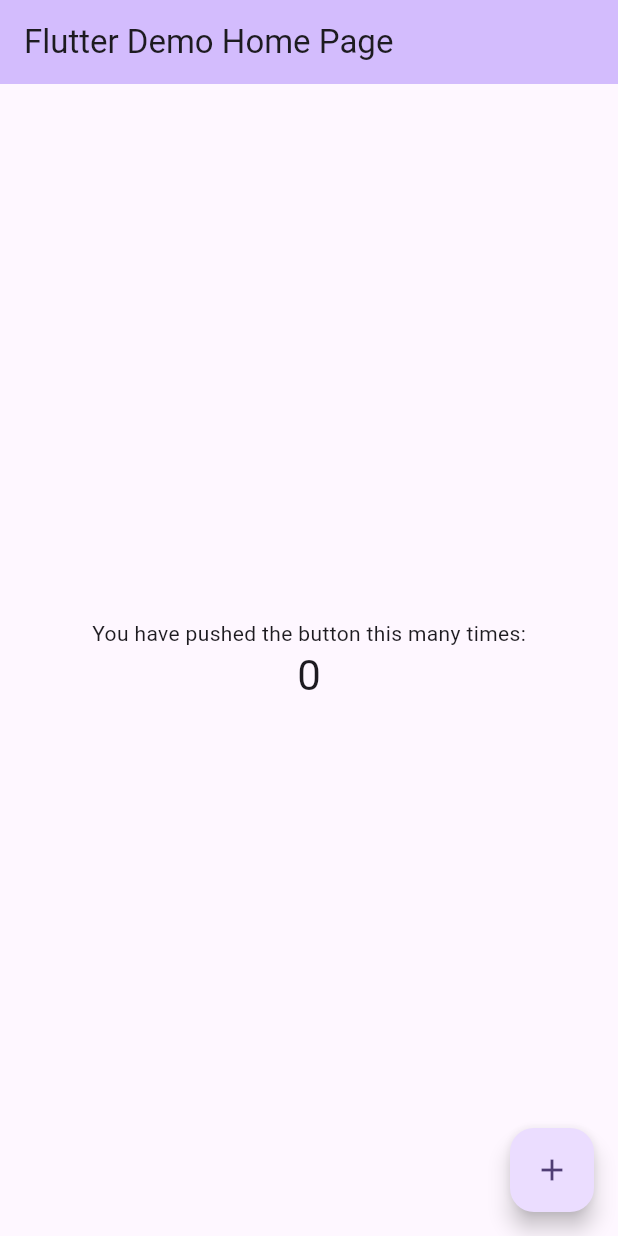
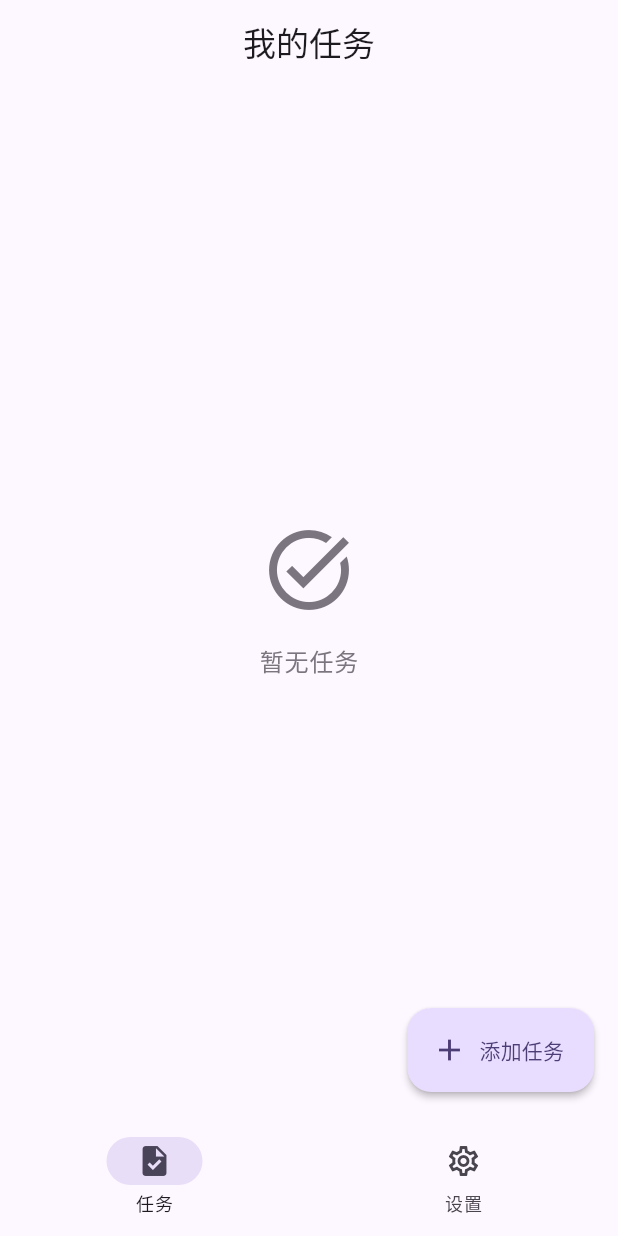
Before and after one commit to Kaede221/whats-app, a Flutter app: the screen it shows after launch, on a phone screen of 412 x 824 dp. Run offline on Flutter 3.47's test engine with Material 3 defaults, Android fonts, the phone set to English and light mode, and no system bars.

Commit message:
feat(app): 初始化应用基础架构和UI框架
- 添加应用主题配置(AppTheme)，支持浅色/深色主题
- 添加应用常量配置(AppConstants)，集中管理文本常量
- 创建应用外壳(AppShell)，实现底部导航栏页面切换
- 添加任务页面(TasksPage)和设置页面(SettingsPage)骨架
- 重构main.dart，替换默认计数器示例为任务管理应用
- 更新widget测试以适配新的应用结构
- 添加.vscode到.gitignore

```diff
--- /dev/null
+++ b/lib/core/constants/app_constants.dart
@@ -0,0 +1,21 @@
+/// 应用常量配置
+/// 集中管理应用中使用的常量，便于国际化和统一修改
+class AppConstants {
+  AppConstants._();
+
+  // 应用信息
+  static const String appName = 'Kaede Tasks';
+  static const String appVersion = '1.0.0';
+
+  // 导航项标签
+  static const String navTasks = '任务';
+  static const String navSettings = '设置';
+
+  // 页面标题
+  static const String titleTasks = '我的任务';
+  static const String titleSettings = '设置';
+
+  // 通用文本
+  static const String noTasks = '暂无任务';
+  static const String addTask = '添加任务';
+}
--- /dev/null
+++ b/lib/core/theme/app_theme.dart
@@ -0,0 +1,85 @@
+import 'package:flutter/material.dart';
+
+/// 应用主题配置
+/// 集中管理所有主题相关的配置，便于统一修改和扩展
+class AppTheme {
+  AppTheme._();
+
+  // 主色调
+  static const Color _primaryColor = Color(0xFF6750A4);
+  static const Color _secondaryColor = Color(0xFF625B71);
+
+  /// 浅色主题
+  static ThemeData get lightTheme {
+    final colorScheme = ColorScheme.fromSeed(
+      seedColor: _primaryColor,
+      brightness: Brightness.light,
+    );
+
+    return ThemeData(
+      useMaterial3: true,
+      colorScheme: colorScheme,
+      appBarTheme: AppBarTheme(
+        centerTitle: true,
+        elevation: 0,
+        backgroundColor: colorScheme.surface,
+        foregroundColor: colorScheme.onSurface,
+      ),
+      navigationBarTheme: NavigationBarThemeData(
+        elevation: 0,
+        backgroundColor: colorScheme.surface,
+        indicatorColor: colorScheme.secondaryContainer,
+        labelBehavior: NavigationDestinationLabelBehavior.alwaysShow,
+      ),
+      cardTheme: CardThemeData(
+        elevation: 0,
+        shape: RoundedRectangleBorder(
+          borderRadius: BorderRadius.circular(12),
+        ),
+        color: colorScheme.surfaceContainerHighest,
+      ),
+      floatingActionButtonTheme: FloatingActionButtonThemeData(
+        elevation: 2,
+        backgroundColor: colorScheme.primaryContainer,
+        foregroundColor: colorScheme.onPrimaryContainer,
+      ),
+    );
+  }
+
+  /// 深色主题
+  static ThemeData get darkTheme {
+    final colorScheme = ColorScheme.fromSeed(
+      seedColor: _primaryColor,
+      brightness: Brightness.dark,
+    );
+
+    return ThemeData(
+      useMaterial3: true,
+      colorScheme: colorScheme,
+      appBarTheme: AppBarTheme(
+        centerTitle: true,
+        elevation: 0,
+        backgroundColor: colorScheme.surface,
+        foregroundColor: colorScheme.onSurface,
+      ),
+      navigationBarTheme: NavigationBarThemeData(
+        elevation: 0,
+        backgroundColor: colorScheme.surface,
+        indicatorColor: colorScheme.secondaryContainer,
+        labelBehavior: NavigationDestinationLabelBehavior.alwaysShow,
+      ),
+      cardTheme: CardThemeData(
+        elevation: 0,
+        shape: RoundedRectangleBorder(
+          borderRadius: BorderRadius.circular(12),
+        ),
+        color: colorScheme.surfaceContainerHighest,
+      ),
+      floatingActionButtonTheme: FloatingActionButtonThemeData(
+        elevation: 2,
+        backgroundColor: colorScheme.primaryContainer,
+        foregroundColor: colorScheme.onPrimaryContainer,
+      ),
+    );
+  }
+}
--- /dev/null
+++ b/lib/features/settings/presentation/pages/settings_page.dart
@@ -0,0 +1,81 @@
+import 'package:flutter/material.dart';
+import '../../../../core/constants/app_constants.dart';
+
+/// 设置页面
+/// 提供应用设置选项，如主题切换、通知设置等
+class SettingsPage extends StatelessWidget {
+  const SettingsPage({super.key});
+
+  @override
+  Widget build(BuildContext context) {
+    final theme = Theme.of(context);
+
+    return Scaffold(
+      appBar: AppBar(
+        title: const Text(AppConstants.titleSettings),
+      ),
+      body: ListView(
+        children: [
+          // 外观设置分组
+          _buildSectionHeader(context, '外观'),
+          _buildSettingsTile(
+            context,
+            icon: Icons.dark_mode_outlined,
+            title: '深色模式',
+            subtitle: '跟随系统',
+            onTap: () {
+              // TODO: 实现主题切换
+            },
+          ),
+
+          const Divider(),
+
+          // 关于分组
+          _buildSectionHeader(context, '关于'),
+          _buildSettingsTile(
+            context,
+            icon: Icons.info_outline,
+            title: '版本',
+            subtitle: AppConstants.appVersion,
+            onTap: null,
+          ),
+        ],
+      ),
+    );
+  }
+
+  /// 构建设置分组标题
+  Widget _buildSectionHeader(BuildContext context, String title) {
+    final theme = Theme.of(context);
+    return Padding(
+      padding: const EdgeInsets.fromLTRB(16, 16, 16, 8),
+      child: Text(
+        title,
+        style: theme.textTheme.titleSmall?.copyWith(
+          color: theme.colorScheme.primary,
+          fontWeight: FontWeight.bold,
+        ),
+      ),
+    );
+  }
+
+  /// 构建设置项
+  Widget _buildSettingsTile(
+    BuildContext context, {
+    required IconData icon,
+    required String title,
+    String? subtitle,
+    VoidCallback? onTap,
+  }) {
+    final theme = Theme.of(context);
+    return ListTile(
+      leading: Icon(icon, color: theme.colorScheme.onSurfaceVariant),
+      title: Text(title),
+      subtitle: subtitle != null ? Text(subtitle) : null,
+      trailing: onTap != null
+          ? Icon(Icons.chevron_right, color: theme.colorScheme.outline)
+          : null,
+      onTap: onTap,
+    );
+  }
+}
--- /dev/null
+++ b/lib/features/shell/presentation/pages/app_shell.dart
@@ -0,0 +1,75 @@
+import 'package:flutter/material.dart';
+import '../../../../core/constants/app_constants.dart';
+import '../../../tasks/presentation/pages/tasks_page.dart';
+import '../../../settings/presentation/pages/settings_page.dart';
+
+/// 应用外壳
+/// 包含底部导航栏，管理页面切换
+class AppShell extends StatefulWidget {
+  const AppShell({super.key});
+
+  @override
+  State<AppShell> createState() => _AppShellState();
+}
+
+class _AppShellState extends State<AppShell> {
+  int _currentIndex = 0;
+
+  // 页面列表 - 使用 IndexedStack 保持页面状态
+  final List<Widget> _pages = const [
+    TasksPage(),
+    SettingsPage(),
+  ];
+
+  // 导航项配置
+  static const List<_NavItem> _navItems = [
+    _NavItem(
+      icon: Icons.task_outlined,
+      selectedIcon: Icons.task,
+      label: AppConstants.navTasks,
+    ),
+    _NavItem(
+      icon: Icons.settings_outlined,
+      selectedIcon: Icons.settings,
+      label: AppConstants.navSettings,
+    ),
+  ];
+
+  @override
+  Widget build(BuildContext context) {
+    return Scaffold(
+      body: IndexedStack(
+        index: _currentIndex,
+        children: _pages,
+      ),
+      bottomNavigationBar: NavigationBar(
+        selectedIndex: _currentIndex,
+        onDestinationSelected: (index) {
+          setState(() {
+            _currentIndex = index;
+          });
+        },
+        destinations: _navItems
+            .map((item) => NavigationDestination(
+                  icon: Icon(item.icon),
+                  selectedIcon: Icon(item.selectedIcon),
+                  label: item.label,
+                ))
+            .toList(),
+      ),
+    );
+  }
+}
+
+/// 导航项数据模型
+class _NavItem {
+  final IconData icon;
+  final IconData selectedIcon;
+  final String label;
+
+  const _NavItem({
+    required this.icon,
+    required this.selectedIcon,
+    required this.label,
+  });
+}
--- /dev/null
+++ b/lib/features/tasks/presentation/pages/tasks_page.dart
@@ -0,0 +1,45 @@
+import 'package:flutter/material.dart';
+import '../../../../core/constants/app_constants.dart';
+
+/// 任务页面
+/// 显示用户的任务列表，支持添加、编辑、删除任务
+class TasksPage extends StatelessWidget {
+  const TasksPage({super.key});
+
+  @override
+  Widget build(BuildContext context) {
+    final theme = Theme.of(context);
+
+    return Scaffold(
+      appBar: AppBar(
+        title: const Text(AppConstants.titleTasks),
+      ),
+      body: Center(
+        child: Column(
+          mainAxisAlignment: MainAxisAlignment.center,
+          children: [
+            Icon(
+              Icons.task_alt,
+              size: 64,
+              color: theme.colorScheme.outline,
+            ),
+            const SizedBox(height: 16),
+            Text(
+              AppConstants.noTasks,
+              style: theme.textTheme.bodyLarge?.copyWith(
+                color: theme.colorScheme.outline,
+              ),
+            ),
+          ],
+        ),
+      ),
+      floatingActionButton: FloatingActionButton.extended(
+        onPressed: () {
+          // TODO: 实现添加任务功能
+        },
+        icon: const Icon(Icons.add),
+        label: const Text(AppConstants.addTask),
+      ),
+    );
+  }
+}
--- a/lib/main.dart
+++ b/lib/main.dart
@@ -1,122 +1,30 @@
 import 'package:flutter/material.dart';
+import 'core/theme/app_theme.dart';
+import 'core/constants/app_constants.dart';
+import 'features/shell/presentation/pages/app_shell.dart';
 
 void main() {
-  runApp(const MyApp());
+  runApp(const KaedeTasksApp());
 }
 
-class MyApp extends StatelessWidget {
-  const MyApp({super.key});
+/// Kaede Tasks 应用入口
+/// 任务管理应用，支持多平台
+class KaedeTasksApp extends StatelessWidget {
+  const KaedeTasksApp({super.key});
 
-  // This widget is the root of your application.
   @override
   Widget build(BuildContext context) {
     return MaterialApp(
-      title: 'Flutter Demo',
-      theme: ThemeData(
-        // This is the theme of your application.
-        //
-        // TRY THIS: Try running your application with "flutter run". You'll see
-        // the application has a purple toolbar. Then, without quitting the app,
-        // try changing the seedColor in the colorScheme below to Colors.green
-        // and then invoke "hot reload" (save your changes or press the "hot
-        // reload" button in a Flutter-supported IDE, or press "r" if you used
-        // the command line to start the app).
-        //
-        // Notice that the counter didn't reset back to zero; the application
-        // state is not lost during the reload. To reset the state, use hot
-        // restart instead.
-        //
-        // This works for code too, not just values: Most code changes can be
-        // tested with just a hot reload.
-        colorScheme: .fromSeed(seedColor: Colors.deepPurple),
-      ),
-      home: const MyHomePage(title: 'Flutter Demo Home Page'),
+      title: AppConstants.appName,
+      debugShowCheckedModeBanner: false,
+
+      // 主题配置
+      theme: AppTheme.lightTheme,
+      darkTheme: AppTheme.darkTheme,
+      themeMode: ThemeMode.system, // 跟随系统主题
+
+      // 首页
+      home: const AppShell(),
     );
   }
 }
-
-class MyHomePage extends StatefulWidget {
-  const MyHomePage({super.key, required this.title});
-
-  // This widget is the home page of your application. It is stateful, meaning
-  // that it has a State object (defined below) that contains fields that affect
-  // how it looks.
-
-  // This class is the configuration for the state. It holds the values (in this
-  // case the title) provided by the parent (in this case the App widget) and
-  // used by the build method of the State. Fields in a Widget subclass are
-  // always marked "final".
-
-  final String title;
-
-  @override
-  State<MyHomePage> createState() => _MyHomePageState();
-}
-
-class _MyHomePageState extends State<MyHomePage> {
-  int _counter = 0;
-
-  void _incrementCounter() {
-    setState(() {
-      // This call to setState tells the Flutter framework that something has
-      // changed in this State, which causes it to rerun the build method below
-      // so that the display can reflect the updated values. If we changed
-      // _counter without calling setState(), then the build method would not be
-      // called again, and so nothing would appear to happen.
-      _counter++;
-    });
-  }
-
-  @override
-  Widget build(BuildContext context) {
-    // This method is rerun every time setState is called, for instance as done
-    // by the _incrementCounter method above.
-    //
-    // The Flutter framework has been optimized to make rerunning build methods
-    // fast, so that you can just rebuild anything that needs updating rather
-    // than having to individually change instances of widgets.
-    return Scaffold(
-      appBar: AppBar(
-        // TRY THIS: Try changing the color here to a specific color (to
-        // Colors.amber, perhaps?) and trigger a hot reload to see the AppBar
-        // change color while the other colors stay the same.
-        backgroundColor: Theme.of(context).colorScheme.inversePrimary,
-        // Here we take the value from the MyHomePage object that was created by
-        // the App.build method, and use it to set our appbar title.
-        title: Text(widget.title),
-      ),
-      body: Center(
-        // Center is a layout widget. It takes a single child and positions it
-        // in the middle of the parent.
-        child: Column(
-          // Column is also a layout widget. It takes a list of children and
-          // arranges them vertically. By default, it sizes itself to fit its
-          // children horizontally, and tries to be as tall as its parent.
-          //
-          // Column has various properties to control how it sizes itself and
-          // how it positions its children. Here we use mainAxisAlignment to
-          // center the children vertically; the main axis here is the vertical
-          // axis because Columns are vertical (the cross axis would be
-          // horizontal).
-          //
-          // TRY THIS: Invoke "debug painting" (choose the "Toggle Debug Paint"
-          // action in the IDE, or press "p" in the console), to see the
-          // wireframe for each widget.
-          mainAxisAlignment: .center,
-          children: [
-            const Text('You have pushed the button this many times:'),
-            Text(
-              '$_counter',
-              style: Theme.of(context).textTheme.headlineMedium,
-            ),
-          ],
-        ),
-      ),
-      floatingActionButton: FloatingActionButton(
-        onPressed: _incrementCounter,
-        tooltip: 'Increment',
-        child: const Icon(Icons.add),
-      ),
-    );
-  }
-}
```
Also changed, not shown: 2 other files.
